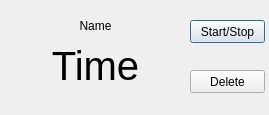
Qt form Lab 2/untitled/timerwidget.ui (Afohtim/OOP-oof-) before a commit.
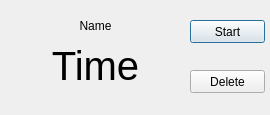
The same form after that commit.

Patch:
```diff
--- a/Lab 2/untitled/timerwidget.ui
+++ b/Lab 2/untitled/timerwidget.ui
@@ -6,7 +6,7 @@
    <rect>
     <x>0</x>
     <y>0</y>
-    <width>269</width>
+    <width>270</width>
     <height>115</height>
    </rect>
   </property>
@@ -23,7 +23,7 @@
     </rect>
    </property>
    <property name="text">
-    <string>Start/Stop</string>
+    <string>Start</string>
    </property>
   </widget>
   <widget class="QPushButton" name="deleteButton">
```
